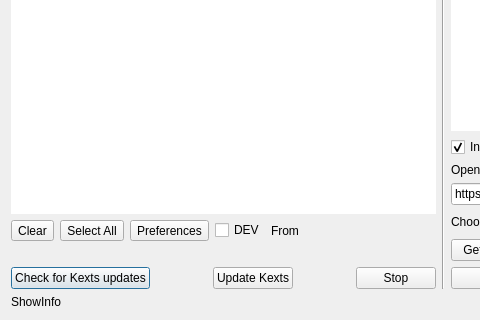
Above: src/syncocdialog.ui from ic005k/OCAuxiliaryTools before the change; both pictures show x 0 to 480 and y 178 to 498 of the 887 by 498 pixel window. Below: the same form after it.
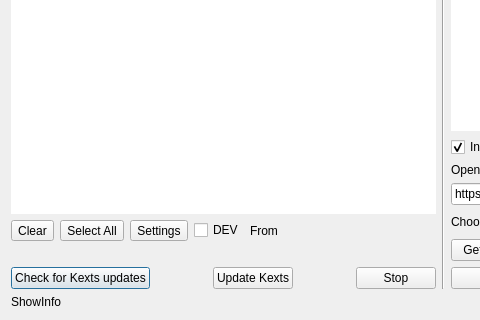
That is the form after the change.

Commit message: Fixed the Preferences menu display issue.

What changed in the file:
```diff
--- a/src/syncocdialog.ui
+++ b/src/syncocdialog.ui
@@ -92,7 +92,7 @@
        <item>
         <widget class="QToolButton" name="btnSet">
          <property name="text">
-          <string>Preferences</string>
+          <string>Settings</string>
          </property>
         </widget>
        </item>
```
The commit also changes 4 other files.
